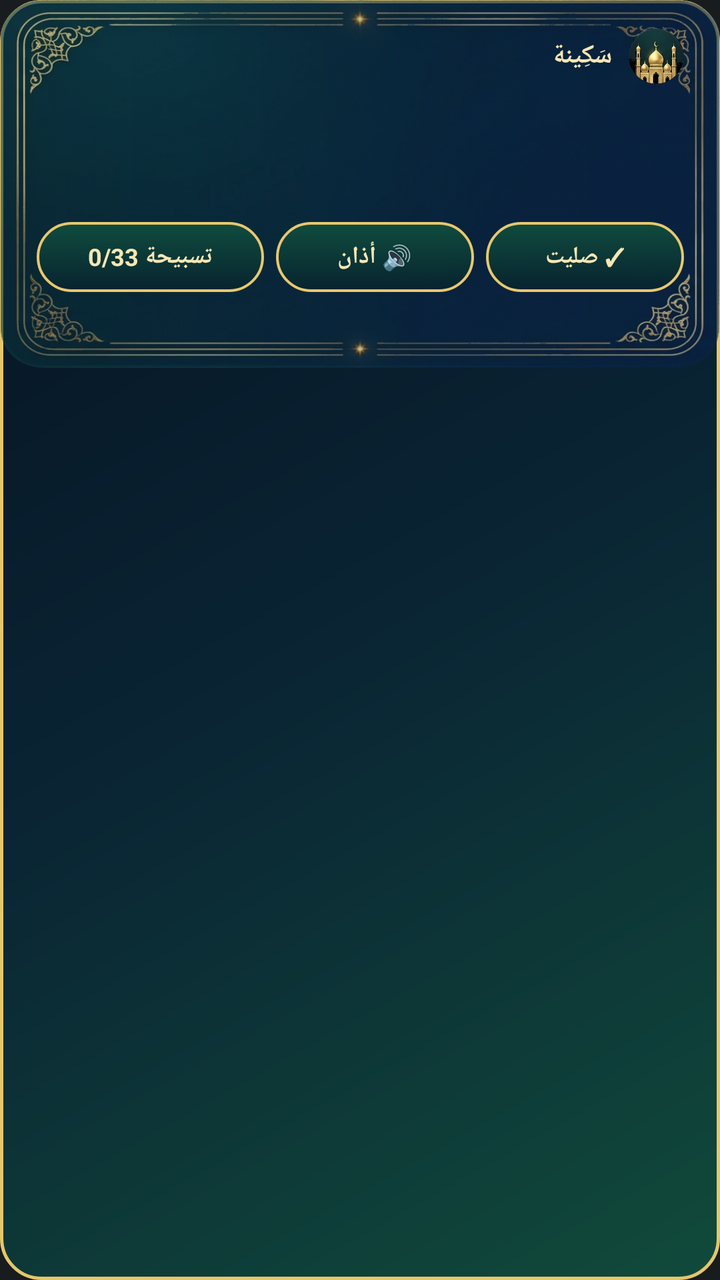
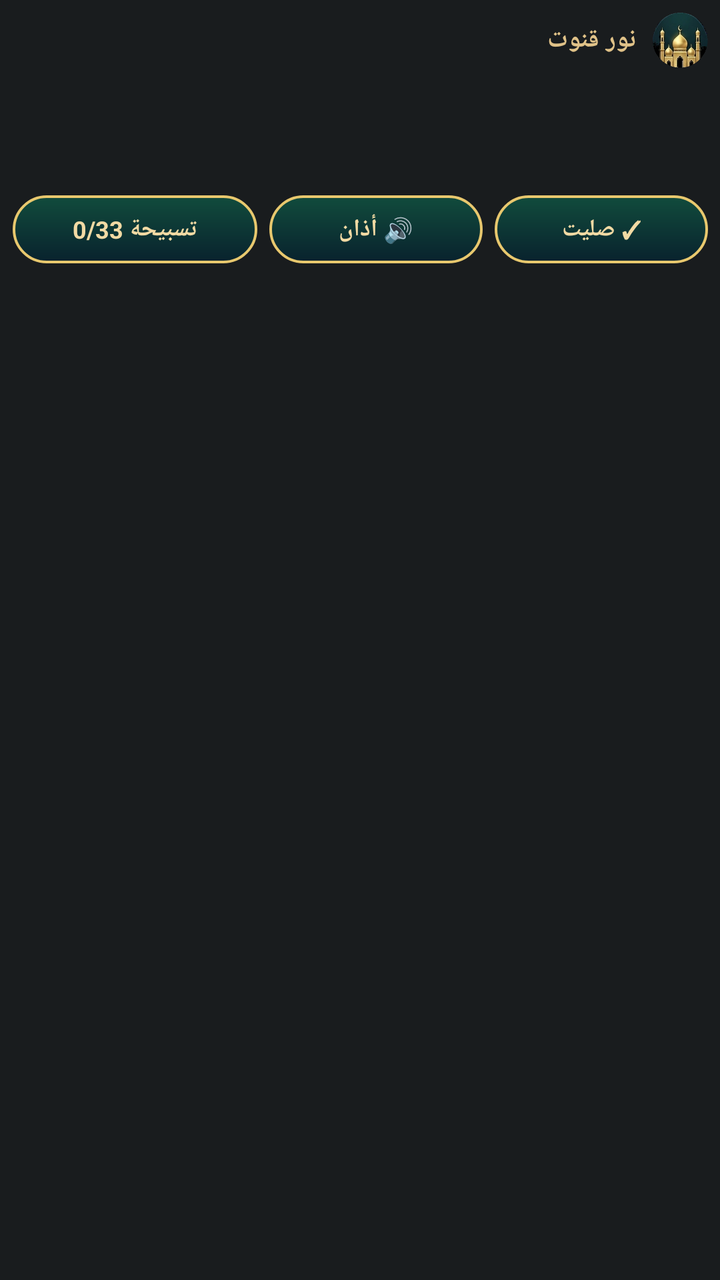

Screens rendered from an Android XML layout before and after an edit, with the pre-edit source and the edit as a unified diff.
<!-- AndroidManifest.xml: application theme android:Theme.DeviceDefault.NoActionBar -->
<!-- res/layout/notif_sakina_live_horizon.xml -->
<?xml version="1.0" encoding="utf-8"?>
<FrameLayout xmlns:android="http://schemas.android.com/apk/res/android"
    android:layout_width="match_parent"
    android:layout_height="wrap_content"
    android:background="@drawable/bg_notif_glass_card"
    android:layoutDirection="rtl">

    <ImageView
        android:id="@+id/iv_horizon_backdrop"
        android:layout_width="match_parent"
        android:layout_height="184dp"
        android:scaleType="centerCrop"
        android:contentDescription="@null" />

    <ImageView
        android:layout_width="match_parent"
        android:layout_height="184dp"
        android:scaleType="fitXY"
        android:alpha="0.72"
        android:src="@drawable/bg_glass_gold_card"
        android:contentDescription="@null" />

    <LinearLayout
        android:layout_width="match_parent"
        android:layout_height="wrap_content"
        android:orientation="vertical"
        android:paddingStart="18dp"
        android:paddingEnd="18dp"
        android:paddingTop="14dp"
        android:paddingBottom="14dp">

        <LinearLayout
            android:layout_width="match_parent"
            android:layout_height="wrap_content"
            android:gravity="center_vertical"
            android:orientation="horizontal">

            <ImageView
                android:layout_width="28dp"
                android:layout_height="28dp"
                android:layout_marginEnd="8dp"
                android:scaleType="centerCrop"
                android:src="@drawable/ic_3d_mosque"
                android:contentDescription="@null" />

            <TextView
                android:id="@+id/tv_live_brand"
                android:layout_width="0dp"
                android:layout_height="wrap_content"
                android:layout_weight="1"
                android:text="سَكِينة"
                android:textColor="#FFF7E7B4"
                android:textSize="13sp"
                android:textStyle="bold" />

            <TextView
                android:id="@+id/tv_live_city_hijri"
                android:layout_width="wrap_content"
                android:layout_height="wrap_content"
                android:textColor="#CCFAF6EC"
                android:textSize="11sp" />
        </LinearLayout>

        <LinearLayout
            android:layout_width="match_parent"
            android:layout_height="wrap_content"
            android:layout_marginTop="6dp"
            android:gravity="center_vertical"
            android:orientation="horizontal">

            <TextView
                android:id="@+id/tv_next_prayer"
                android:layout_width="0dp"
                android:layout_height="wrap_content"
                android:layout_weight="1"
                android:textColor="#FFF7E7B4"
                android:textSize="21sp"
                android:textStyle="bold" />

            <TextView
                android:id="@+id/tv_remaining_time"
                android:layout_width="wrap_content"
                android:layout_height="wrap_content"
                android:textColor="#FF1EE3A8"
                android:textSize="19sp"
                android:textStyle="bold" />
        </LinearLayout>

        <TextView
            android:id="@+id/tv_five_prayers_strip"
            android:layout_width="match_parent"
            android:layout_height="wrap_content"
            android:layout_marginTop="8dp"
            android:gravity="center"
            android:maxLines="1"
            android:textColor="#DDFAF6EC"
            android:textSize="11sp" />

        <LinearLayout
            android:layout_width="match_parent"
            android:layout_height="wrap_content"
            android:layout_marginTop="12dp"
            android:orientation="horizontal">

            <TextView
                android:id="@+id/btn_live_prayed"
                android:layout_width="0dp"
                android:layout_height="35dp"
                android:layout_weight="1"
                android:layout_marginEnd="6dp"
                android:background="@drawable/bg_notif_gold_pill"
                android:gravity="center"
                android:text="✓ صليت"
                android:textColor="#FFF7E7B4"
                android:textSize="12sp"
                android:textStyle="bold" />

            <TextView
                android:id="@+id/btn_live_alert_mode"
                android:layout_width="0dp"
                android:layout_height="35dp"
                android:layout_weight="1"
                android:layout_marginEnd="6dp"
                android:background="@drawable/bg_notif_gold_pill"
                android:gravity="center"
                android:text="🔊 أذان"
                android:textColor="#FFF7E7B4"
                android:textSize="12sp"
                android:textStyle="bold" />

            <TextView
                android:id="@+id/btn_live_tasbih"
                android:layout_width="0dp"
                android:layout_height="35dp"
                android:layout_weight="1.15"
                android:background="@drawable/bg_notif_gold_pill"
                android:gravity="center"
                android:text="تسبيحة 0/33"
                android:textColor="#FFF7E7B4"
                android:textSize="12sp"
                android:textStyle="bold" />
        </LinearLayout>
    </LinearLayout>
</FrameLayout>
<!-- resources referenced by this layout -->
<resources>
  <!-- drawable bg_glass_gold_card: webp bitmap (drawable, 40532 bytes) -->
  <!-- drawable bg_notif_glass_card (drawable) -->
  <?xml version="1.0" encoding="utf-8"?>
  <shape xmlns:android="http://schemas.android.com/apk/res/android" android:shape="rectangle">
      <gradient
          android:angle="135"
          android:startColor="#FA104B3B"
          android:centerColor="#FA092434"
          android:endColor="#FF05101F" />
      <stroke android:width="1.6dp" android:color="#FFE6C66A" />
      <corners android:radius="20dp" />
  </shape>
  <!-- drawable bg_notif_gold_pill (drawable) -->
  <?xml version="1.0" encoding="utf-8"?>
  <shape xmlns:android="http://schemas.android.com/apk/res/android" android:shape="rectangle">
      <gradient
          android:angle="270"
          android:startColor="#F0104E3E"
          android:endColor="#F007222E" />
      <stroke android:width="1.3dp" android:color="#FFE8C86E" />
      <corners android:radius="50dp" />
  </shape>
  <!-- drawable ic_3d_mosque: webp bitmap (drawable, 6246 bytes) -->
</resources>

<!-- the commit's change to res/layout/notif_sakina_live_horizon.xml (unified diff, before → after) -->
@@ -2,32 +2,24 @@
 <FrameLayout xmlns:android="http://schemas.android.com/apk/res/android"
     android:layout_width="match_parent"
     android:layout_height="wrap_content"
-    android:background="@drawable/bg_notif_glass_card"
+    android:background="@android:color/transparent"
     android:layoutDirection="rtl">
 
     <ImageView
         android:id="@+id/iv_horizon_backdrop"
-        android:layout_width="match_parent"
-        android:layout_height="184dp"
-        android:scaleType="centerCrop"
-        android:contentDescription="@null" />
-
-    <ImageView
-        android:layout_width="match_parent"
-        android:layout_height="184dp"
-        android:scaleType="fitXY"
-        android:alpha="0.72"
-        android:src="@drawable/bg_glass_gold_card"
+        android:layout_width="1dp"
+        android:layout_height="1dp"
+        android:visibility="gone"
         android:contentDescription="@null" />
 
     <LinearLayout
         android:layout_width="match_parent"
         android:layout_height="wrap_content"
         android:orientation="vertical"
-        android:paddingStart="18dp"
-        android:paddingEnd="18dp"
-        android:paddingTop="14dp"
-        android:paddingBottom="14dp">
+        android:paddingStart="6dp"
+        android:paddingEnd="6dp"
+        android:paddingTop="6dp"
+        android:paddingBottom="6dp">
 
         <LinearLayout
             android:layout_width="match_parent"
@@ -48,8 +40,8 @@
                 android:layout_width="0dp"
                 android:layout_height="wrap_content"
                 android:layout_weight="1"
-                android:text="سَكِينة"
-                android:textColor="#FFF7E7B4"
+                android:text="نور قنوت"
+                android:textColor="#FFE0C288"
                 android:textSize="13sp"
                 android:textStyle="bold" />
 
@@ -73,8 +65,8 @@
                 android:layout_width="0dp"
                 android:layout_height="wrap_content"
                 android:layout_weight="1"
-                android:textColor="#FFF7E7B4"
-                android:textSize="21sp"
+                android:textColor="#FFF2DAA4"
+                android:textSize="20sp"
                 android:textStyle="bold" />
 
             <TextView
@@ -82,7 +74,7 @@
                 android:layout_width="wrap_content"
                 android:layout_height="wrap_content"
                 android:textColor="#FF1EE3A8"
-                android:textSize="19sp"
+                android:textSize="18sp"
                 android:textStyle="bold" />
         </LinearLayout>
 
@@ -90,7 +82,7 @@
             android:id="@+id/tv_five_prayers_strip"
             android:layout_width="match_parent"
             android:layout_height="wrap_content"
-            android:layout_marginTop="8dp"
+            android:layout_marginTop="6dp"
             android:gravity="center"
             android:maxLines="1"
             android:textColor="#DDFAF6EC"
@@ -99,44 +91,44 @@
         <LinearLayout
             android:layout_width="match_parent"
             android:layout_height="wrap_content"
-            android:layout_marginTop="12dp"
+            android:layout_marginTop="10dp"
             android:orientation="horizontal">
 
             <TextView
                 android:id="@+id/btn_live_prayed"
                 android:layout_width="0dp"
-                android:layout_height="35dp"
+                android:layout_height="34dp"
                 android:layout_weight="1"
                 android:layout_marginEnd="6dp"
                 android:background="@drawable/bg_notif_gold_pill"
                 android:gravity="center"
                 android:text="✓ صليت"
-                android:textColor="#FFF7E7B4"
+                android:textColor="#FFF2DAA4"
                 android:textSize="12sp"
                 android:textStyle="bold" />
 
             <TextView
                 android:id="@+id/btn_live_alert_mode"
                 android:layout_width="0dp"
-                android:layout_height="35dp"
+                android:layout_height="34dp"
                 android:layout_weight="1"
                 android:layout_marginEnd="6dp"
                 android:background="@drawable/bg_notif_gold_pill"
                 android:gravity="center"
                 android:text="🔊 أذان"
-                android:textColor="#FFF7E7B4"
+                android:textColor="#FFF2DAA4"
                 android:textSize="12sp"
                 android:textStyle="bold" />
 
             <TextView
                 android:id="@+id/btn_live_tasbih"
                 android:layout_width="0dp"
-                android:layout_height="35dp"
+                android:layout_height="34dp"
                 android:layout_weight="1.15"
                 android:background="@drawable/bg_notif_gold_pill"
                 android:gravity="center"
                 android:text="تسبيحة 0/33"
-                android:textColor="#FFF7E7B4"
+                android:textColor="#FFF2DAA4"
                 android:textSize="12sp"
                 android:textStyle="bold" />
         </LinearLayout>
<!-- resource entries referenced after the edit -->
@@ -1,17 +1,5 @@
 <!-- resources referenced by this layout -->
 <resources>
-  <!-- drawable bg_glass_gold_card: webp bitmap (drawable, 40532 bytes) -->
-  <!-- drawable bg_notif_glass_card (drawable) -->
-  <?xml version="1.0" encoding="utf-8"?>
-  <shape xmlns:android="http://schemas.android.com/apk/res/android" android:shape="rectangle">
-      <gradient
-          android:angle="135"
-          android:startColor="#FA104B3B"
-          android:centerColor="#FA092434"
-          android:endColor="#FF05101F" />
-      <stroke android:width="1.6dp" android:color="#FFE6C66A" />
-      <corners android:radius="20dp" />
-  </shape>
   <!-- drawable bg_notif_gold_pill (drawable) -->
   <?xml version="1.0" encoding="utf-8"?>
   <shape xmlns:android="http://schemas.android.com/apk/res/android" android:shape="rectangle">
